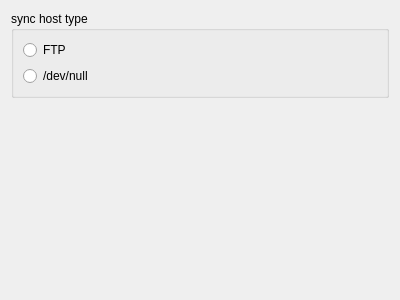
Old version of the form src/sync/sync_host_type.ui in the repository KDE/rekonq.
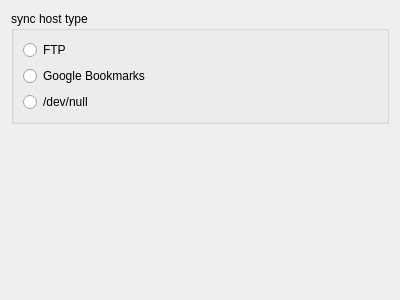
New version of the form.

Commit message:
Google Sync Bookmarks in rekonq!
- Added UI bits to configure Google Bookamrks Sync
- Implemented sync, 2-way merging local and remote bk
- Remember to not update local history while remotely
adding bookmarks
- Encode parameters of add bookmarks request while posting data.
- (adjam) fix compile warnings

This is the squashed commit of Situ's work on Google Bookmarks Sync
SQUASHED BY: adjam ;)

DIGEST: Google Bookmarks Sync
REVIEWED BY: adjam

The edit to the form file:
```diff
--- a/src/sync/sync_host_type.ui
+++ b/src/sync/sync_host_type.ui
@@ -24,6 +24,13 @@
         </property>
        </widget>
       </item>
+      <item>
+       <widget class="QRadioButton" name="googleRadioButton">
+        <property name="text">
+         <string>Google Bookmarks</string>
+        </property>
+       </widget>
+      </item>
       <item>
        <widget class="QRadioButton" name="nullRadioButton">
         <property name="text">
```
The commit also changes 10 other files.
